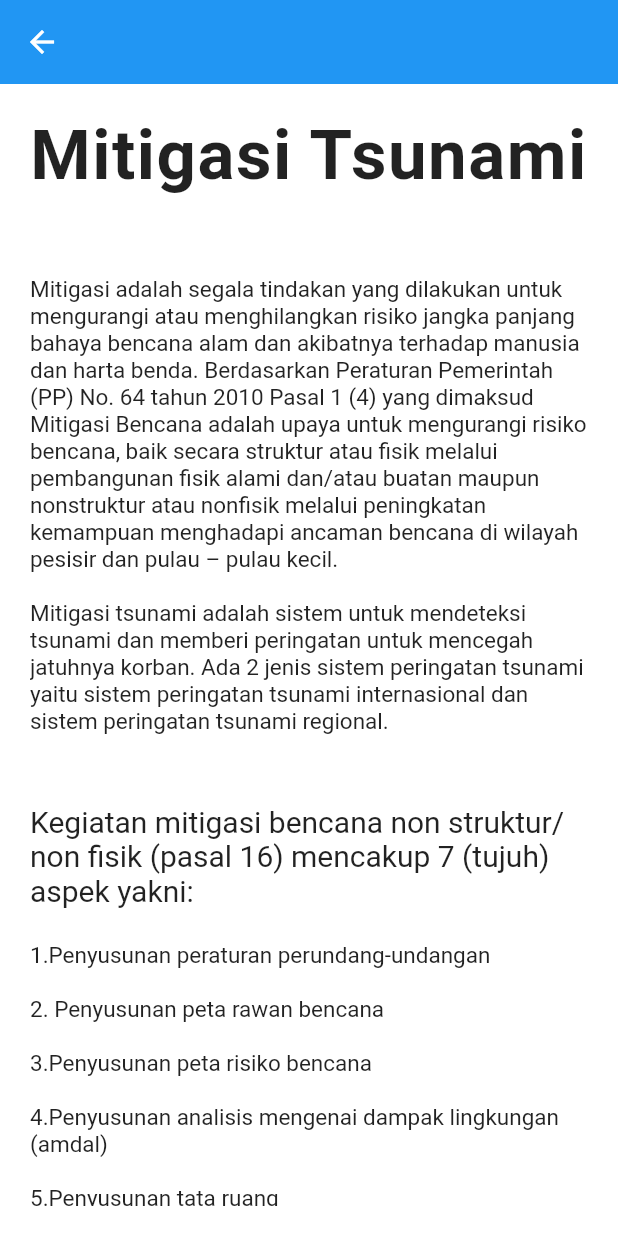
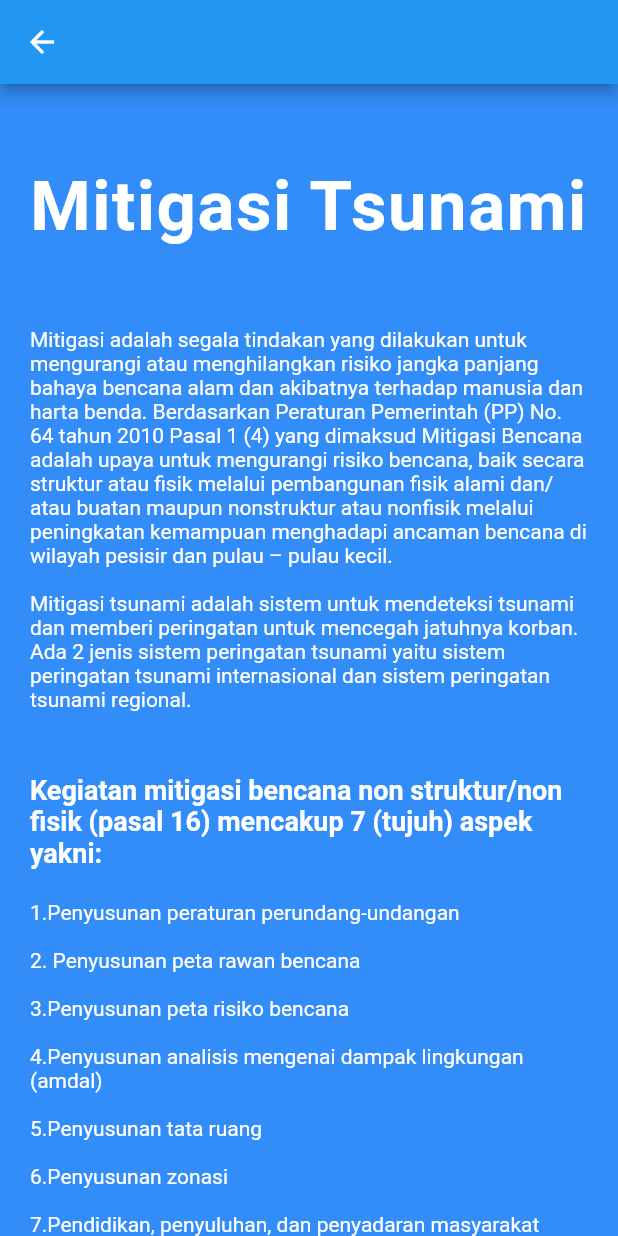
Before and after one commit to nandabrilianto/SIBAT, a Flutter app: the Mitigasi screen opened directly, on a phone screen of 412 x 824 dp. Run offline on Flutter 3.47's test engine with Material 2 defaults, Android fonts, the phone set to English and light mode, and no system bars; our stand-ins replace flutter_map, gradient_widgets, latlong; missing offline and left inert: flutube; network calls fail; Roboto replaces fonts that are missing (Montserrat).

Commit message:
Merapikan UI

```diff
--- a/lib/Laporkan.dart
+++ b/lib/Laporkan.dart
@@ -35,11 +35,11 @@ class _LaporkanState extends State<Laporkan> {
   @override
   Widget build(BuildContext context) {
     return Scaffold(
-      backgroundColor: Colors.blue,
+      backgroundColor: const Color(0xff328df8),
       appBar: new AppBar(
         backgroundColor: Colors.blue,
         centerTitle: true,
-        elevation: 0.0,
+        // elevation: 0.0,
         title: new Text('Laporkan',
           style: TextStyle(
             fontFamily: 'Montserrat',
--- a/lib/Mitigasi.dart
+++ b/lib/Mitigasi.dart
@@ -1,4 +1,5 @@
 import 'package:flutter/material.dart';
+import './textstyle.dart';
 
 class Mitigasi extends StatefulWidget {
   @override
@@ -9,135 +10,135 @@ class _MitigasiState extends State<Mitigasi> {
   @override
   Widget build(BuildContext context) {
     return new Scaffold(
-      backgroundColor: Colors.white,
+      backgroundColor: const Color(0xff328df8),
       resizeToAvoidBottomPadding: false,
       appBar: new AppBar(
         backgroundColor: Colors.blue,
-        elevation: 0.0,
+        // elevation: 0.0,
         title: new Text(""),
       ),
       body: new Container(
-          margin: EdgeInsets.all(20.0),
+          margin: EdgeInsets.symmetric(horizontal: 20.0),
           child: new SingleChildScrollView(
             child: new ConstrainedBox(
               constraints: new BoxConstraints(),
               child: new Column(
                 children: <Widget>[
                   new Text(
-                    "Mitigasi Tsunami \n",
+                    "\nMitigasi Tsunami \n",
                     textAlign: TextAlign.center,
-                    style: new TextStyle(fontSize: 46.0, fontFamily: 'Montserrat', letterSpacing: 1.0, fontWeight: FontWeight.bold),
+                    style: new TextStyle(fontSize: 46.0, fontFamily: 'Montserrat', letterSpacing: 1.0, fontWeight: FontWeight.bold, color: Colors.white),
                   ),
                   new Text(
                     "Mitigasi adalah segala tindakan yang dilakukan untuk mengurangi atau menghilangkan risiko jangka panjang bahaya bencana alam dan akibatnya terhadap manusia dan harta benda. Berdasarkan Peraturan Pemerintah (PP) No. 64 tahun 2010 Pasal 1 (4) yang dimaksud Mitigasi Bencana adalah upaya untuk mengurangi risiko bencana, baik secara struktur atau fisik melalui pembangunan fisik alami dan/atau buatan maupun nonstruktur atau nonfisik melalui peningkatan kemampuan menghadapi ancaman bencana di wilayah pesisir dan pulau – pulau kecil. \n",
                     textAlign: TextAlign.left,
-                    style: new TextStyle(fontSize: 15.0),
+                    style: Style.commonTextStyle,
                   ),
                   new Text(
                     "Mitigasi tsunami adalah sistem untuk mendeteksi tsunami dan memberi peringatan untuk mencegah jatuhnya korban. Ada 2 jenis sistem peringatan tsunami yaitu sistem peringatan tsunami internasional dan sistem peringatan tsunami regional.",
                     textAlign: TextAlign.left,
-                    style: new TextStyle(fontSize: 15.0),
+                    style: Style.commonTextStyle,
                   ),
                   new Text(
                     "\n\nKegiatan mitigasi bencana non struktur/non fisik (pasal 16) mencakup 7 (tujuh) aspek yakni: \n",
                     textAlign: TextAlign.left,
-                    style: new TextStyle(fontSize: 20.0),
+                    style: Style.titleTextStyle,
                   ),
                   new Text(
                     "1.Penyusunan peraturan perundang-undangan\n\n2. Penyusunan peta rawan bencana\n\n3.Penyusunan peta risiko bencana\n\n4.Penyusunan analisis mengenai dampak lingkungan (amdal)\n\n5.Penyusunan tata ruang\n\n6.Penyusunan zonasi\n\n7.Pendidikan, penyuluhan, dan penyadaran masyarakat\n",
                     textAlign: TextAlign.left,
-                    style: new TextStyle(fontSize: 15.0),
+                    style: Style.commonTextStyle,
                   ),
                   new Text(
                     "\nLangkah-langkah yang harus dilakukan sebelum terjadinya tsunami adalah sebagai berikut: \n",
                     textAlign: TextAlign.left,
-                    style: new TextStyle(fontSize: 20.0),
+                    style: Style.titleTextStyle,
                   ),
                   new Text(
                     "1. Membangun sistem peringatan dini tsunami\n\n2. Membangun shelter atau tempat evakuasi disekitar wilayah rawan tsunami\n\n3. Meningkatkan pengetahuan masyarakat seputar bahaya tsunami\n\n4. Melakukan pelaporan secara cepat jika ada tanda-tanda akan terjadi tsunami\n\n5. Aktif mencari informasi seputar bencana melalui media informasi (radio, TV, internet)\n\n6. Sedia dan siaga alat komunikasi alternative jika ponsel tidak berfungsi.",
                     textAlign: TextAlign.left,
-                    style: new TextStyle(fontSize: 15.0),
+                    style: Style.commonTextStyle,
                   ),
                   new Text(
                     "\n\nLangkah-langkah yang harus dilakukan jika terjadi tsunami adalah sebagai berikut: \n",
                     textAlign: TextAlign.left,
-                    style: new TextStyle(fontSize: 20.0),
+                    style: Style.titleTextStyle,
                   ),
                   new Text(
-                    "1. Saat terdengar sirine early warning system (EWS), jangan panik dan pastikan semua anggota keluarga lengkap",
+                    "\n1. Saat terdengar sirine early warning system (EWS), jangan panik dan pastikan semua anggota keluarga lengkap",
                     textAlign: TextAlign.left,
-                    style: new TextStyle(fontSize: 15.0),
+                    style: Style.commonTextStyle,
                   ),
                   new Text(
                     "\n2. Pahami terlebih dahulu status peringatan dini",
                     textAlign: TextAlign.left,
-                    style: new TextStyle(fontSize: 15.0),
+                    style: Style.commonTextStyle,
                   ),
                   new Text(
                     "\n3. Waspada apabila air laut surut secara tiba-tiba pasca gempa bumi",
                     textAlign: TextAlign.left,
-                    style: new TextStyle(fontSize: 15.0),
+                    style: Style.commonTextStyle,
                   ),
                   new Text(
                     "\n4. Segera melakukan evakuasi mandiri sesuai jalur evakuasi yang sudah ditentukan jika gelombang diperkirakan tinggi lebih dari 3 meter",
                     textAlign: TextAlign.left,
-                    style: new TextStyle(fontSize: 15.0),
+                    style: Style.commonTextStyle,
                   ),
                   new Text(
                     "\n5. Jangan lupa membawa perlengkapan darurat (makanan, minuman, P3K, dan lain-lain)",
                     textAlign: TextAlign.left,
-                    style: new TextStyle(fontSize: 15.0),
+                    style: Style.commonTextStyle,
                   ),
                   new Text(
                     "\n6. Jauhi pantai dan sungai menuju tempat yang tinggi atau sesuai titik kumpul evakuasi",
                     textAlign: TextAlign.left,
-                    style: new TextStyle(fontSize: 15.0),
+                    style: Style.commonTextStyle,
                   ),
                   new Text(
                     "\n7. Berlari menjauhi pantai ke arah tegak lurus garis pantai)",
                     textAlign: TextAlign.left,
-                    style: new TextStyle(fontSize: 15.0),
+                    style: Style.commonTextStyle,
                   ),
                   new Text(
                     "\n8. Jika gelombang pertama sudah berlalu, jangan lekas turun, tetap di tempat evakuasi sebab ada kemungkinan gelombang susulan akan datang",
                     textAlign: TextAlign.left,
-                    style: new TextStyle(fontSize: 15.0),
+                    style: Style.commonTextStyle,
                   ),
                   new Text(
                     "\n9. Saat evakuasi tidak dianjurkan menggunakan kendaraan)",
                     textAlign: TextAlign.left,
-                    style: new TextStyle(fontSize: 15.0),
+                    style: Style.commonTextStyle,
                   ),
                   new Text(
                     "\n10. Tunggu pemberitahuan selanjutnya dari pihak berwajib tentang situasi keamanan)",
                     textAlign: TextAlign.left,
-                    style: new TextStyle(fontSize: 15.0),
+                    style: Style.commonTextStyle,
                   ),
                   new Text(
                     "\n11. Selalu bantu dan prioritaskan orang tua, wanita, anak-anak, disabilitas, dan siapapun yang membutuhkan bantuan",
                     textAlign: TextAlign.left,
-                    style: new TextStyle(fontSize: 15.0),
+                    style: Style.commonTextStyle,
                   ),
                   new Text(
                     "\n\n Siklus Manajemen Bencana\n",
-                    style: new TextStyle(fontSize: 20.0),
+                    style: Style.titleTextStyle,
                   ),
                   new Image.asset('images/siklusbencana.jpg'),
                   new Text(
-                    "\n 1. Tahap prabencana dapat dibagi menjadi kegiatan mitigasi dan kesiapsiagaan. Selanjutnya pada tahap tanggap darurat adalah respon sesaat setelah terjadi bencana. Pada tahap pascabencana, manajemen yang digunakan adalah rehabilitasi dan rekonstruksi.",
-                    style: new TextStyle(fontSize: 15.0),
+                    "\n1. Tahap prabencana dapat dibagi menjadi kegiatan mitigasi dan kesiapsiagaan. Selanjutnya pada tahap tanggap darurat adalah respon sesaat setelah terjadi bencana. Pada tahap pascabencana, manajemen yang digunakan adalah rehabilitasi dan rekonstruksi.",
+                    style: Style.commonTextStyle,
                   ),
                   new Text(
-                    "\n 2. Tahap prabencana meliputi mitigasi dan kesiapsiagaan terhadap tsunami. Upaya tersebut sangat penting bagi masyarakat yang tinggal di daerah rawan bencana tsunami sebagai persiapan menghadapi bencana tsunami. Kesiapsiagaan adalah serangkaian kegiatan yang dilakukan untuk mengantisipasi bencana melalui pengorganisasian.",
-                    style: new TextStyle(fontSize: 15.0),
+                    "\n2. Tahap prabencana meliputi mitigasi dan kesiapsiagaan terhadap tsunami. Upaya tersebut sangat penting bagi masyarakat yang tinggal di daerah rawan bencana tsunami sebagai persiapan menghadapi bencana tsunami. Kesiapsiagaan adalah serangkaian kegiatan yang dilakukan untuk mengantisipasi bencana melalui pengorganisasian.",
+                    style: Style.commonTextStyle,
                   ),
                   new Text(
-                    "\n 3. Tanggap darurat bencana adalah serangkaian kegiatan yang dilakukan dengan segera pada saat kejadian bencana untuk menangani dampak buruk yang ditimbulkan bencana tsunami.",
-                    style: new TextStyle(fontSize: 15.0),
+                    "\n3. Tanggap darurat bencana adalah serangkaian kegiatan yang dilakukan dengan segera pada saat kejadian bencana untuk menangani dampak buruk yang ditimbulkan bencana tsunami.",
+                    style: Style.commonTextStyle,
                   ),
                   new Text(
-                    "\n 4. Tahap pascabencana meliputi usaha rehabilitasi dan rekonstruksi sebagai upaya mengembalikan keadaan masyarakat pada situasi yang kondusif, sehat, dan layak sehingga masyarakat dapat hidup seperti sedia kala sebelum bencana tsunami terjadi, baik secara fisik dan psikologis.",
-                    style: new TextStyle(fontSize: 15.0),
+                    "\n4. Tahap pascabencana meliputi usaha rehabilitasi dan rekonstruksi sebagai upaya mengembalikan keadaan masyarakat pada situasi yang kondusif, sehat, dan layak sehingga masyarakat dapat hidup seperti sedia kala sebelum bencana tsunami terjadi, baik secara fisik dan psikologis.",
+                    style: Style.commonTextStyle,
                   ),
                 ],
               ),
--- a/pubspec.yaml
+++ b/pubspec.yaml
@@ -9,6 +9,7 @@ dependencies:
   # flutter_youtube: "^1.1.4"
   flutube: ^0.7.3
   flutter_uxcam: ^1.0.0
+  gradient_widgets: ^0.4.0
 
 
 
@@ -17,7 +18,6 @@ flutter:
 
   assets:
     - images/sibat.png
-    - images/wave.jpg
     - images/siklusbencana.jpg
     - images/iconPmi.png
     - images/iconDamkarGunungKidul.png
```
Also changed, not shown: lib/HomePage.dart (+94 -23 lines), lib/KontakRow.dart (+14 -24 lines), lib/Tahapanevakuasi.dart (+17 -15 lines), lib/Video.dart (+12 -10 lines), images/wave.jpg (deleted), pubspec.lock.
